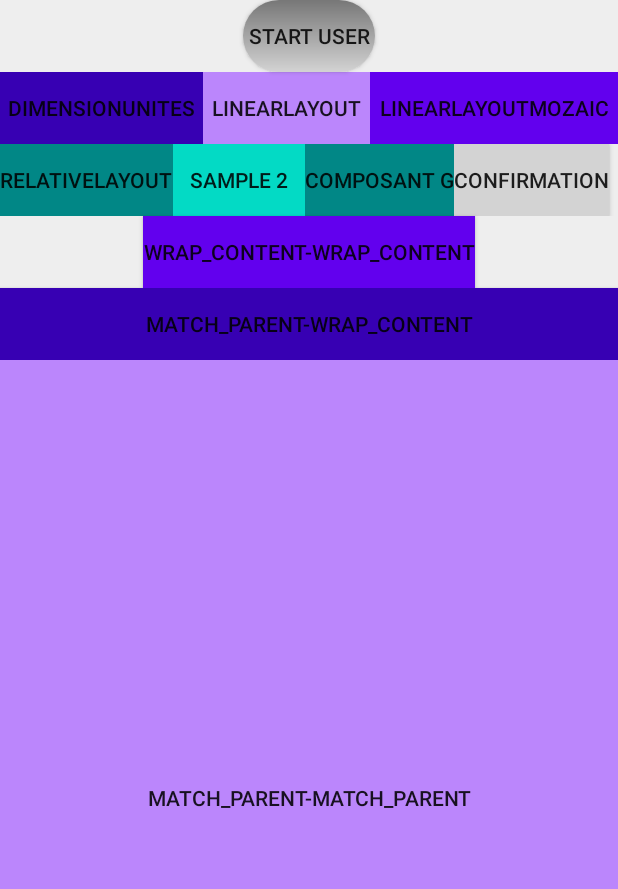
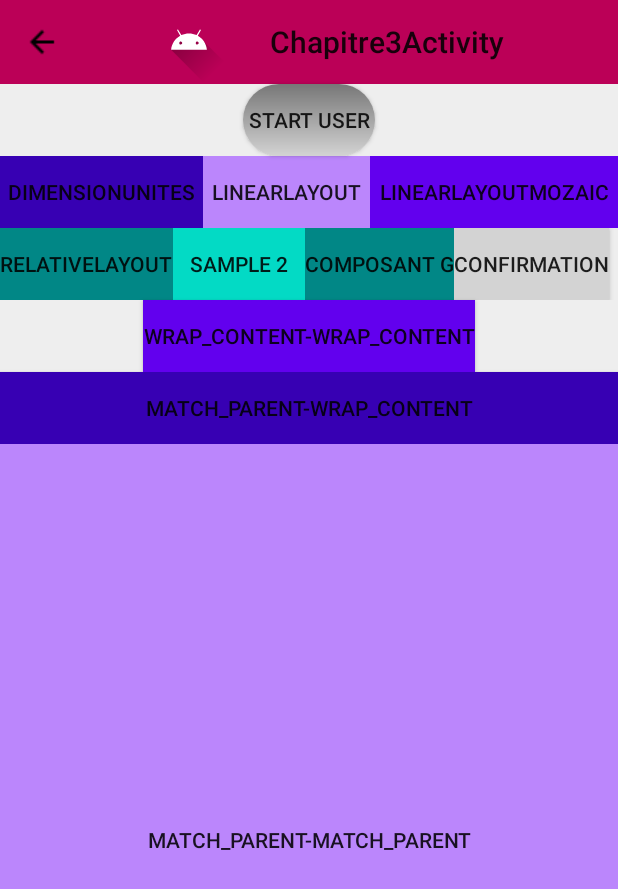
Before and after one commit to RiviereGregory/kotlin_dev_applications_mobiles, an Android app: the layout activity_main.xml on its own in the app's theme, with its tools: preview values and no code run, on a phone screen of 412 x 824 dp. Shown: the top 889 px of the screen. Run offline under Robolectric (Android 15) with nearby library versions, the phone set to English and light mode, and no system bars.

Commit message:
feat: OS Android - Exemple création d'une ToolBar

```diff
--- a/Chapitre3Activity/app/src/main/java/mrs/riverjach/chapitre3activity/MainActivity.kt
+++ b/Chapitre3Activity/app/src/main/java/mrs/riverjach/chapitre3activity/MainActivity.kt
@@ -7,6 +7,7 @@ import android.view.MenuItem
 import android.widget.Button
 import android.widget.Toast
 import androidx.appcompat.app.AppCompatActivity
+import androidx.appcompat.widget.Toolbar
 import mrs.riverjach.chapitre3activity.dialogs.ConfirmDialogFragment
 import mrs.riverjach.chapitre3activity.dialogs.ConfirmFileDelete
 import mrs.riverjach.chapitre3activity.metier.User
@@ -15,6 +16,10 @@ class MainActivity : AppCompatActivity() {
     override fun onCreate(savedInstanceState: Bundle?) {
         super.onCreate(savedInstanceState)
         setContentView(R.layout.activity_main)
+        // indique que la toolbar peut accueillir un actionMenu
+        val toolBar: Toolbar = findViewById(R.id.mytoolbar)
+        setSupportActionBar(toolBar)
+
         val button: Button = findViewById(R.id.startButton)
         val button1: Button = findViewById(R.id.button1)
         val button2: Button = findViewById(R.id.button2)
--- a/Chapitre3Activity/app/src/main/res/layout/activity_main.xml
+++ b/Chapitre3Activity/app/src/main/res/layout/activity_main.xml
@@ -1,5 +1,6 @@
 <?xml version="1.0" encoding="utf-8"?>
 <LinearLayout xmlns:android="http://schemas.android.com/apk/res/android"
+    xmlns:app="http://schemas.android.com/apk/res-auto"
     xmlns:tools="http://schemas.android.com/tools"
     android:layout_width="match_parent"
     android:layout_height="match_parent"
@@ -8,6 +9,14 @@
     android:orientation="vertical"
     tools:context=".MainActivity">
 
+    <androidx.appcompat.widget.Toolbar
+        android:id="@+id/mytoolbar"
+        android:layout_width="match_parent"
+        android:layout_height="?attr/actionBarSize"
+        android:background="?attr/colorPrimary"
+        app:logo="@drawable/ic_launcher_foreground"
+        app:navigationIcon="@drawable/arrow_back_24dp"
+        app:title="@string/app_name" />
 
     <Button
         android:id="@+id/startButton"
--- a/Chapitre3Activity/app/src/main/res/values-night/themes.xml
+++ b/Chapitre3Activity/app/src/main/res/values-night/themes.xml
@@ -1,6 +1,6 @@
 <resources>
 
-    <style name="Theme.Chapitre3Activity" parent="Theme.AppCompat.DayNight.DarkActionBar">
+    <style name="Theme.Chapitre3Activity" parent="Theme.AppCompat.DayNight.NoActionBar">
         <item name="colorPrimary">@color/md_theme_dark_primary</item>
         <item name="colorOnPrimary">@color/md_theme_dark_onPrimary</item>
         <item name="colorPrimaryContainer">@color/md_theme_dark_primaryContainer</item>
--- a/Chapitre3Activity/app/src/main/res/values/themes.xml
+++ b/Chapitre3Activity/app/src/main/res/values/themes.xml
@@ -1,7 +1,7 @@
 <?xml version="1.0" encoding="utf-8"?>
 <resources>
 
-    <style name="Theme.Chapitre3Activity" parent="Theme.AppCompat.Light.DarkActionBar">
+    <style name="Theme.Chapitre3Activity" parent="Theme.AppCompat.Light.NoActionBar">
         <item name="colorPrimary">@color/md_theme_light_primary</item>
         <item name="colorOnPrimary">@color/md_theme_light_onPrimary</item>
         <item name="colorPrimaryContainer">@color/md_theme_light_primaryContainer</item>
```
Also changed, not shown: Chapitre3Activity/app/src/main/java/mrs/riverjach/chapitre3activity/img_10.png (added), Chapitre3Activity/app/src/main/res/drawable/arrow_back_24dp.png (added), 1 other file.
